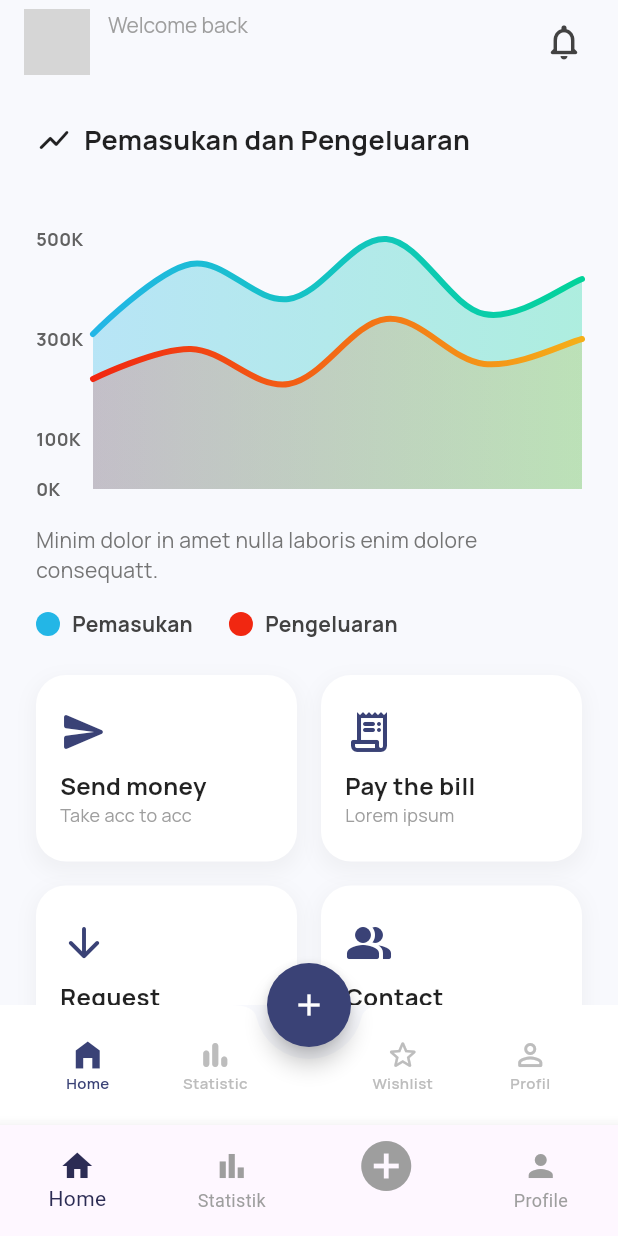
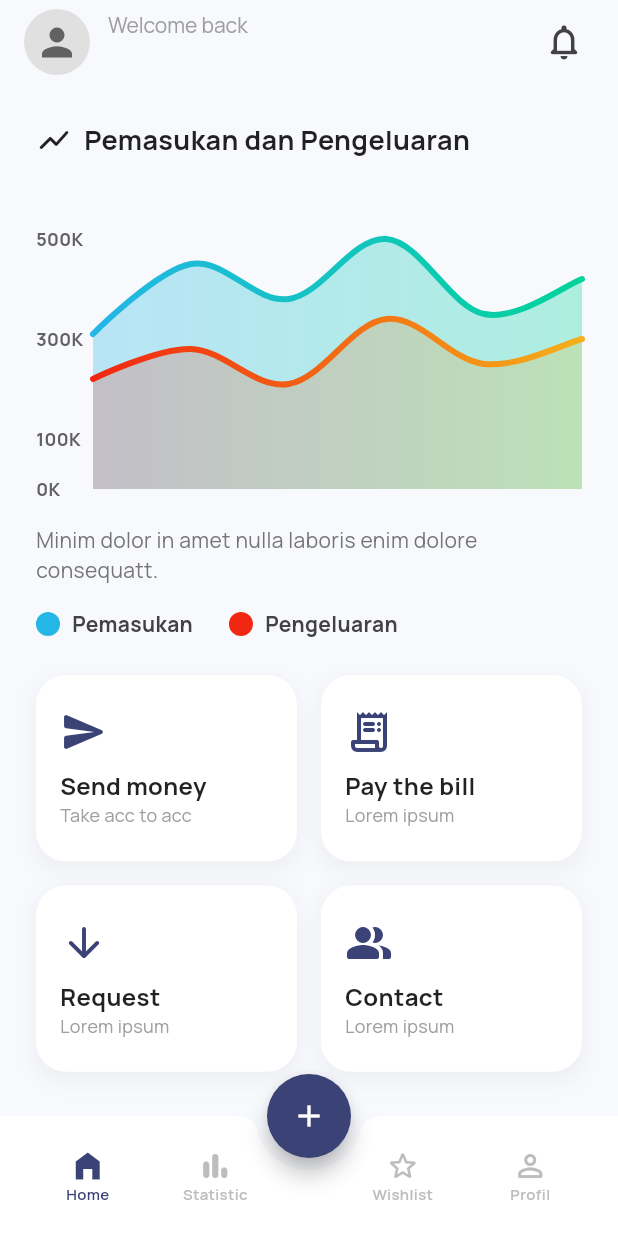
Before and after one commit to riskipradnya/SimpanSini-Personal-Finance, a Flutter app: the MainScreen screen opened directly, after a tap on "Home", on a phone screen of 412 x 824 dp. Run offline on Flutter 3.47's test engine with Material 3 defaults, Android fonts, the light colour scheme and no system bars; drawn by our look-alikes of fl_chart; our stand-ins replace font_awesome_flutter, google_fonts, shared_preferences; accounts and stored records are empty; network calls fail; Roboto replaces fonts that are missing (Poppins); grey boxes are pictures that could not be loaded.

Commit message:
memperbaiki bottomnavbar dan menambahkan page statistik

```diff
--- a/lib/database/transaction_service.dart
+++ b/lib/database/transaction_service.dart
@@ -23,12 +23,19 @@ class TransactionService {
 
     if (response.statusCode == 200) {
       try {
+        // Cek apakah response body diawali dengan karakter '{' (JSON) atau tidak
+        if (response.body.trim().startsWith('{')) {
           final data = json.decode(response.body);
-        if (data['status'] == 'success') {
+          if (data is Map<String, dynamic> && data['status'] == 'success') {
             return (data['data'] as List)
                 .map((item) => Transaction.fromJson(item))
                 .toList();
           } else {
+            return [];
+          }
+        } else {
+          print('Unexpected response format in getAllTransactions:');
+          print('Response body: ${response.body}');
           return [];
         }
       } on FormatException catch (e) {
@@ -73,12 +80,18 @@ class TransactionService {
 
     if (response.statusCode == 200) {
       try {
+        if (response.body.trim().startsWith('{')) {
           final data = json.decode(response.body);
           if (data['status'] == 'success') {
             return (data['data'] as List)
                 .map((item) => Transaction.fromJson(item))
                 .toList();
           } else {
+            return [];
+          }
+        } else {
+          print('Unexpected response format in getTransactionsByType:');
+          print('Response body: ${response.body}');
           return [];
         }
       } on FormatException catch (e) {
@@ -89,6 +102,8 @@ class TransactionService {
     } else {
       throw Exception('Failed to load transactions');
     }
+    // Ensure a return value for all code paths
+    return [];
   }
 
   // Mendapatkan transaksi berdasarkan rentang tanggal
@@ -108,12 +123,18 @@ class TransactionService {
 
     if (response.statusCode == 200) {
       try {
+        if (response.body.trim().startsWith('{')) {
           final data = json.decode(response.body);
           if (data['status'] == 'success') {
             return (data['data'] as List)
                 .map((item) => Transaction.fromJson(item))
                 .toList();
           } else {
+            return [];
+          }
+        } else {
+          print('Unexpected response format in getTransactionsByDateRange:');
+          print('Response body: ${response.body}');
           return [];
         }
       } on FormatException catch (e) {
--- a/lib/screens/home_screen.dart
+++ b/lib/screens/home_screen.dart
@@ -5,6 +5,7 @@ import 'package:intl/intl.dart';
 import 'package:shared_preferences/shared_preferences.dart';
 import '../database/transaction_service.dart';
 import '../models/transaction_model.dart';
+import 'statistik_screen.dart'; // Add import for StatistikScreen
 // import 'pemasukan_screen.dart';
 // import 'pengeluaran_screen.dart';
 
@@ -157,11 +158,11 @@ class _HomeScreenState extends State<HomeScreen> {
       elevation: 0,
       title: Row(
         children: [
-          const CircleAvatar(
+          CircleAvatar(
             radius: 22,
-            backgroundImage: NetworkImage(
-              'https://i.pravatar.cc/150?u=gungriski',
-            ),
+            backgroundColor: Colors.grey[300],
+            child: Icon(Icons.person, color: Colors.grey[700], size: 30),
+            // Replacing network image with icon to avoid SocketException
           ),
           const SizedBox(width: 12),
           Column(
@@ -485,11 +486,30 @@ class _HomeScreenState extends State<HomeScreen> {
         child: Row(
           mainAxisAlignment: MainAxisAlignment.spaceBetween,
           children: [
-            _navItem(Icons.home_filled, 'Home', true, () {}),
-            _navItem(Icons.bar_chart_rounded, 'Statistic', false, () {}),
+            _navItem(Icons.home_filled, 'Home', true, () {
+              // Current page, no navigation needed
+            }),
+            _navItem(Icons.bar_chart_rounded, 'Statistic', false, () {
+              Navigator.push(
+                context,
+                MaterialPageRoute(
+                  builder: (context) => const StatistikScreen(),
+                ),
+              );
+            }),
             const SizedBox(width: 40), // Space for FAB
-            _navItem(Icons.star_border_rounded, 'Wishlist', false, () {}),
-            _navItem(Icons.person_outline_rounded, 'Profil', false, () {}),
+            _navItem(Icons.star_border_rounded, 'Wishlist', false, () {
+              // Navigate to wishlist when implemented
+              ScaffoldMessenger.of(context).showSnackBar(
+                const SnackBar(content: Text('Wishlist feature coming soon')),
+              );
+            }),
+            _navItem(Icons.person_outline_rounded, 'Profil', false, () {
+              // Navigate to profile when implemented
+              ScaffoldMessenger.of(context).showSnackBar(
+                const SnackBar(content: Text('Profile feature coming soon')),
+              );
+            }),
           ],
         ),
       ),
--- a/lib/screens/main_screen.dart
+++ b/lib/screens/main_screen.dart
@@ -97,27 +97,7 @@ class _MainScreenState extends State<MainScreen> {
           Center(child: Text('Profile')),
         ],
       ),
-      bottomNavigationBar: BottomNavigationBar(
-        items: const <BottomNavigationBarItem>[
-          BottomNavigationBarItem(icon: Icon(Icons.home), label: 'Home'),
-          BottomNavigationBarItem(
-            icon: Icon(Icons.bar_chart),
-            label: 'Statistik',
-          ),
-          BottomNavigationBarItem(
-            icon: Icon(Icons.add_circle, size: 40),
-            label: '',
-          ),
-          BottomNavigationBarItem(icon: Icon(Icons.person), label: 'Profile'),
-        ],
-        currentIndex: _selectedIndex,
-        selectedItemColor: const Color(0xFF2C2C54),
-        unselectedItemColor: Colors.grey,
-        onTap: _onItemTapped,
-        type: BottomNavigationBarType.fixed,
-        showSelectedLabels: true,
-        showUnselectedLabels: true,
-      ),
+      // Bottom navigation bar removed as it's already in home_screen.dart
     );
   }
 }
```
Lines whose indentation alone changed are shown as unchanged.
